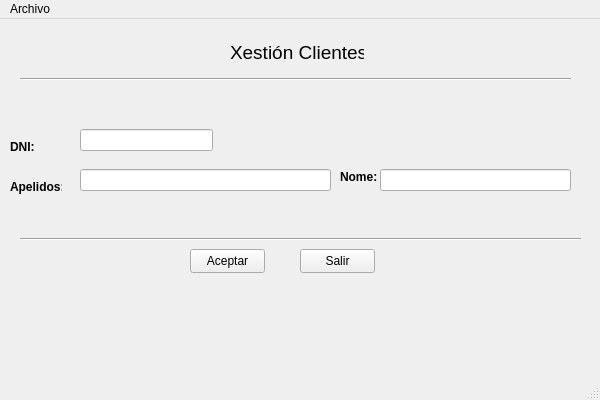
The window that FirstPythonProject/ventana.ui (Raul0801/DI) describes before a commit, drawn with Qt 5.
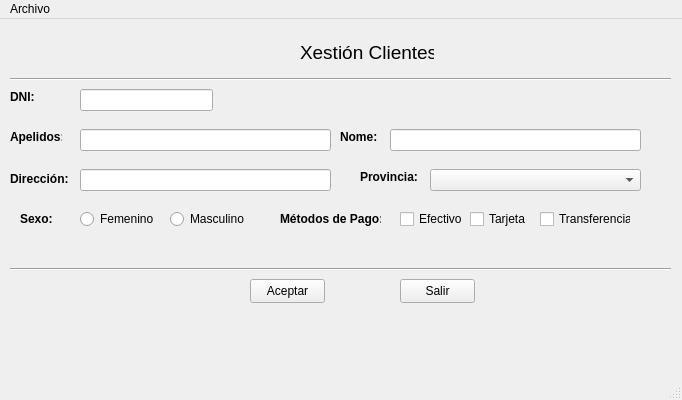
The same window after the commit.

Patch:
```diff
--- a/FirstPythonProject/ventana.ui
+++ b/FirstPythonProject/ventana.ui
@@ -6,7 +6,7 @@
    <rect>
     <x>0</x>
     <y>0</y>
-    <width>600</width>
+    <width>682</width>
     <height>400</height>
    </rect>
   </property>
@@ -17,7 +17,7 @@
    <widget class="QLabel" name="label">
     <property name="geometry">
      <rect>
-      <x>230</x>
+      <x>300</x>
       <y>20</y>
       <width>134</width>
       <height>26</height>
@@ -42,7 +42,7 @@
     <property name="geometry">
      <rect>
       <x>80</x>
-      <y>110</y>
+      <y>70</y>
       <width>133</width>
       <height>22</height>
      </rect>
@@ -52,7 +52,7 @@
     <property name="geometry">
      <rect>
       <x>10</x>
-      <y>120</y>
+      <y>70</y>
       <width>25</width>
       <height>16</height>
      </rect>
@@ -70,7 +70,7 @@
     <property name="geometry">
      <rect>
       <x>10</x>
-      <y>160</y>
+      <y>110</y>
       <width>52</width>
       <height>16</height>
      </rect>
@@ -88,7 +88,7 @@
     <property name="geometry">
      <rect>
       <x>80</x>
-      <y>150</y>
+      <y>110</y>
       <width>251</width>
       <height>22</height>
      </rect>
@@ -98,7 +98,7 @@
     <property name="geometry">
      <rect>
       <x>340</x>
-      <y>150</y>
+      <y>110</y>
       <width>37</width>
       <height>16</height>
      </rect>
@@ -115,9 +115,9 @@
    <widget class="QLineEdit" name="lineEdit_3">
     <property name="geometry">
      <rect>
-      <x>380</x>
-      <y>150</y>
-      <width>191</width>
+      <x>390</x>
+      <y>110</y>
+      <width>251</width>
       <height>22</height>
      </rect>
     </property>
@@ -125,9 +125,9 @@
    <widget class="Line" name="line">
     <property name="geometry">
      <rect>
-      <x>20</x>
+      <x>10</x>
       <y>50</y>
-      <width>551</width>
+      <width>661</width>
       <height>20</height>
      </rect>
     </property>
@@ -138,9 +138,9 @@
    <widget class="Line" name="line_2">
     <property name="geometry">
      <rect>
-      <x>20</x>
-      <y>210</y>
-      <width>561</width>
+      <x>10</x>
+      <y>240</y>
+      <width>661</width>
       <height>20</height>
      </rect>
     </property>
@@ -151,8 +151,8 @@
    <widget class="QPushButton" name="pushButton">
     <property name="geometry">
      <rect>
-      <x>190</x>
-      <y>230</y>
+      <x>250</x>
+      <y>260</y>
       <width>75</width>
       <height>24</height>
      </rect>
@@ -164,8 +164,8 @@
    <widget class="QPushButton" name="pushButton_2">
     <property name="geometry">
      <rect>
-      <x>300</x>
-      <y>230</y>
+      <x>400</x>
+      <y>260</y>
       <width>75</width>
       <height>24</height>
      </rect>
@@ -187,13 +187,198 @@
      <string/>
     </property>
    </widget>
+   <widget class="QLabel" name="label_sx">
+    <property name="geometry">
+     <rect>
+      <x>20</x>
+      <y>190</y>
+      <width>49</width>
+      <height>20</height>
+     </rect>
+    </property>
+    <property name="font">
+     <font>
+      <bold>true</bold>
+     </font>
+    </property>
+    <property name="text">
+     <string>Sexo:</string>
+    </property>
+   </widget>
+   <widget class="QLabel" name="label_sx_2">
+    <property name="geometry">
+     <rect>
+      <x>280</x>
+      <y>190</y>
+      <width>101</width>
+      <height>20</height>
+     </rect>
+    </property>
+    <property name="font">
+     <font>
+      <bold>true</bold>
+     </font>
+    </property>
+    <property name="text">
+     <string>Métodos de Pago:</string>
+    </property>
+   </widget>
+   <widget class="QRadioButton" name="rbtFem">
+    <property name="geometry">
+     <rect>
+      <x>80</x>
+      <y>190</y>
+      <width>89</width>
+      <height>20</height>
+     </rect>
+    </property>
+    <property name="text">
+     <string>Femenino</string>
+    </property>
+    <attribute name="buttonGroup">
+     <string notr="true">rbtnGroup</string>
+    </attribute>
+   </widget>
+   <widget class="QRadioButton" name="rbtMasc">
+    <property name="geometry">
+     <rect>
+      <x>170</x>
+      <y>190</y>
+      <width>89</width>
+      <height>20</height>
+     </rect>
+    </property>
+    <property name="text">
+     <string>Masculino</string>
+    </property>
+    <attribute name="buttonGroup">
+     <string notr="true">rbtnGroup</string>
+    </attribute>
+   </widget>
+   <widget class="QCheckBox" name="chkEfec">
+    <property name="geometry">
+     <rect>
+      <x>400</x>
+      <y>190</y>
+      <width>76</width>
+      <height>20</height>
+     </rect>
+    </property>
+    <property name="text">
+     <string>Efectivo</string>
+    </property>
+    <attribute name="buttonGroup">
+     <string notr="true">chkbxGroup</string>
+    </attribute>
+   </widget>
+   <widget class="QCheckBox" name="chkTarj">
+    <property name="geometry">
+     <rect>
+      <x>470</x>
+      <y>190</y>
+      <width>76</width>
+      <height>20</height>
+     </rect>
+    </property>
+    <property name="text">
+     <string>Tarjeta</string>
+    </property>
+    <attribute name="buttonGroup">
+     <string notr="true">chkbxGroup</string>
+    </attribute>
+   </widget>
+   <widget class="QCheckBox" name="chkTrans">
+    <property name="geometry">
+     <rect>
+      <x>540</x>
+      <y>190</y>
+      <width>91</width>
+      <height>20</height>
+     </rect>
+    </property>
+    <property name="text">
+     <string>Transferencia</string>
+    </property>
+    <attribute name="buttonGroup">
+     <string notr="true">chkbxGroup</string>
+    </attribute>
+   </widget>
+   <widget class="QLabel" name="label_6">
+    <property name="geometry">
+     <rect>
+      <x>230</x>
+      <y>150</y>
+      <width>49</width>
+      <height>16</height>
+     </rect>
+    </property>
+    <property name="text">
+     <string/>
+    </property>
+   </widget>
+   <widget class="QLabel" name="label_dir">
+    <property name="geometry">
+     <rect>
+      <x>10</x>
+      <y>150</y>
+      <width>61</width>
+      <height>20</height>
+     </rect>
+    </property>
+    <property name="font">
+     <font>
+      <bold>true</bold>
+     </font>
+    </property>
+    <property name="text">
+     <string>Dirección:</string>
+    </property>
+   </widget>
+   <widget class="QLineEdit" name="lineEdit_4">
+    <property name="geometry">
+     <rect>
+      <x>80</x>
+      <y>150</y>
+      <width>251</width>
+      <height>22</height>
+     </rect>
+    </property>
+   </widget>
+   <widget class="QLabel" name="label_prov">
+    <property name="geometry">
+     <rect>
+      <x>360</x>
+      <y>150</y>
+      <width>61</width>
+      <height>16</height>
+     </rect>
+    </property>
+    <property name="font">
+     <font>
+      <bold>true</bold>
+     </font>
+    </property>
+    <property name="text">
+     <string>Provincia:</string>
+    </property>
+   </widget>
+   <widget class="QComboBox" name="selProv">
+    <property name="geometry">
+     <rect>
+      <x>430</x>
+      <y>150</y>
+      <width>211</width>
+      <height>22</height>
+     </rect>
+    </property>
+   </widget>
   </widget>
   <widget class="QMenuBar" name="menubar">
    <property name="geometry">
     <rect>
      <x>0</x>
      <y>0</y>
-     <width>600</width>
+     <width>682</width>
      <height>22</height>
     </rect>
    </property>
```
Left out of the diff: 4 changed lines with no effect on the pictures.
